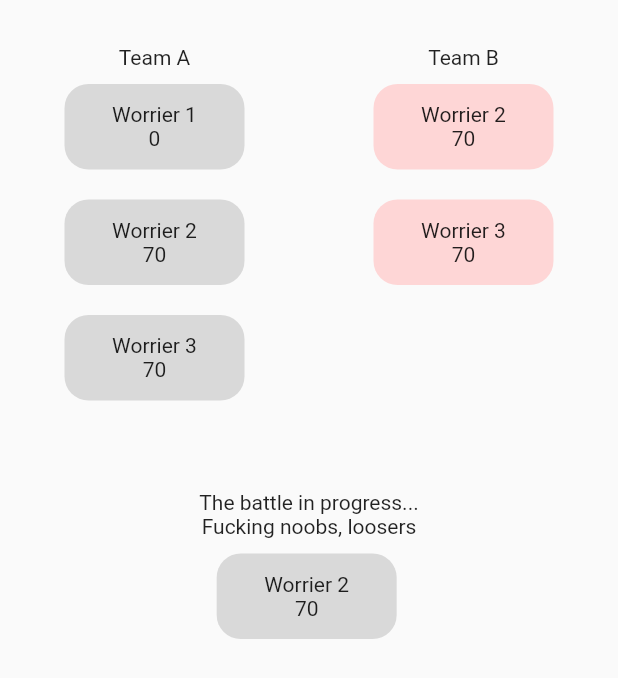
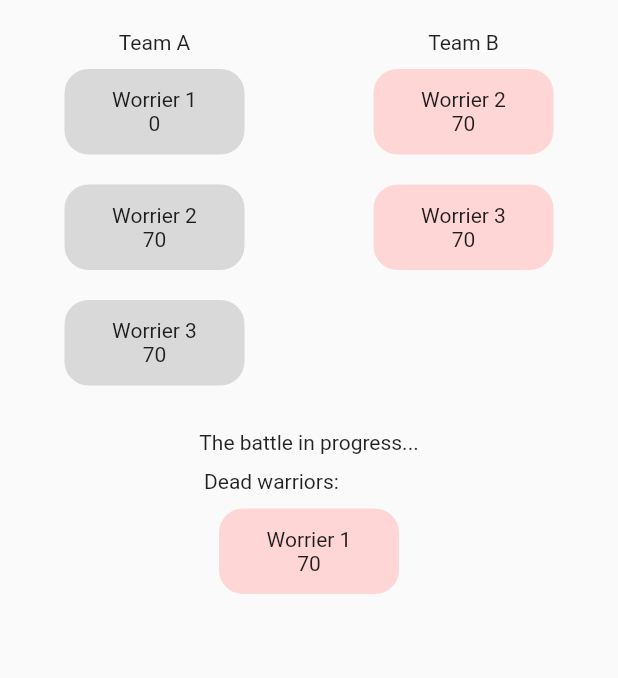
Before and after one commit to Oskaroff/everything_in_one, a Flutter app: the FirstPage screen opened directly, after a tap on "Fight", on a phone screen of 412 x 824 dp. Shown: the top 678 px of the screen. Run offline on Flutter 3.47's test engine with Material 2 defaults, Android fonts, the light colour scheme and no system bars.

Commit message:
added colors to each warrior. Added the last widget with the button "Play again"

```diff
--- a/lib/model/warrior_game_state.dart
+++ b/lib/model/warrior_game_state.dart
@@ -5,12 +5,12 @@ class WarriorGameState {
   bool isGameFinished = false;
   List<Warrior> teamA = [];
   List<Warrior> teamB = [];
-  // List<Warrior> listOfWinner = [];
+  List<Warrior> listOfWinner = [];
   List<Warrior> listOfLoser = [];
 
   WarriorGameState() {
-    teamA = _generateTeam();
-    teamB = _generateTeam();
+    teamA = _generateTeam("Team A");
+    teamB = _generateTeam("Team B");
   }
 
   void nextRound() {
@@ -19,28 +19,32 @@ class WarriorGameState {
         var winnerHealth = teamA.first.health - teamB.first.health;
         var winnerName = teamA.first.name;
 
+        final loserName = teamB.first.name;
+        final loserHealth = teamB.first.health;
+
         teamB.removeAt(0);
         teamA.removeAt(0);
-        teamA.insert(0, Warrior(winnerHealth, winnerName));
+        teamA.insert(0, Warrior(winnerHealth, winnerName, "Team A"));
 
-        // listOfWinner.clear();
-        // listOfWinner.add(Warrior(winnerHealth, winnerName));
-        final loserName = teamB.first.name;
-        final loserHealth = teamB.first.health;
-        listOfLoser.add(Warrior(loserHealth, loserName));
+        listOfWinner.clear();
+        listOfWinner.add(Warrior(winnerHealth, winnerName, "Team A"));
+
+        listOfLoser.add(Warrior(loserHealth, loserName, "Team B"));
       } else {
         var winnerHealth = teamB.first.health - teamA.first.health;
         var winnerName = teamB.first.name;
 
+        final loserName = teamA.first.name;
+        final loserHealth = teamA.first.health;
+
         teamA.removeAt(0);
         teamB.removeAt(0);
-        teamB.insert(0, Warrior(winnerHealth, winnerName));
+        teamB.insert(0, Warrior(winnerHealth, winnerName, "Team B"));
 
-        // listOfWinner.clear();
-        // listOfWinner.add(Warrior(winnerHealth, winnerName));
-        final loserName = teamA.first.name;
-        final loserHealth = teamA.first.health;
-        listOfLoser.add(Warrior(loserHealth, loserName));
+        listOfWinner.clear();
+        listOfWinner.add(Warrior(winnerHealth, winnerName, "Team B"));
+
+        listOfLoser.add(Warrior(loserHealth, loserName, "Team A"));
       }
     } else {
       isGameFinished = true;
@@ -51,11 +55,12 @@ class WarriorGameState {
 class Warrior {
   final int health;
   final String name;
+  final String team;
 
-  Warrior(this.health, this.name);
+  Warrior(this.health, this.name, this.team);
 }
 
-List<Warrior> _generateTeam() {
+List<Warrior> _generateTeam(String teamName) {
   List<Warrior> team = [];
   final randomTeam = Random().nextInt(2) + 3;
 
@@ -63,7 +68,7 @@ List<Warrior> _generateTeam() {
     final randomHealth = Random().nextInt(50) + 50;
     int countTeam = i + 1;
     var worrier = "Worrier $countTeam";
-    team.add(Warrior(randomHealth, worrier));
+    team.add(Warrior(randomHealth, worrier, teamName));
   }
 
   return team;
--- a/lib/pages/first_page.dart
+++ b/lib/pages/first_page.dart
@@ -1,4 +1,5 @@
 import 'package:everything_in_one/model/warrior_game_state.dart';
+import 'package:everything_in_one/pages/third_page.dart';
 import 'package:everything_in_one/widget/team_warrior.dart';
 import 'package:flutter/material.dart';
 
@@ -38,6 +39,7 @@ class _FirstPageState extends State<FirstPage> {
               teamA: state.teamA,
               teamB: state.teamB,
               listOfLoser: state.listOfLoser,
+              listOfWinner: state.listOfWinner,
               isGameFinished: state.isGameFinished,
             )
           : _WarriorGameInitWidget(onPressed: onPressed),
@@ -93,6 +95,7 @@ class PreparingWarriorsBattleWidget extends StatelessWidget {
   final List<Warrior> teamA;
   final List<Warrior> teamB;
   final List<Warrior> listOfLoser;
+  final List<Warrior> listOfWinner;
   final bool isGameFinished;
 
   const PreparingWarriorsBattleWidget({
@@ -100,6 +103,7 @@ class PreparingWarriorsBattleWidget extends StatelessWidget {
     required this.teamA,
     required this.teamB,
     required this.listOfLoser,
+    required this.listOfWinner,
     required this.isGameFinished,
   });
 
@@ -107,9 +111,17 @@ class PreparingWarriorsBattleWidget extends StatelessWidget {
   Widget build(BuildContext context) {
     return Scaffold(
       body: SafeArea(
+        child: SizedBox(
+          width: double.infinity,
+          child: SingleChildScrollView(
             child: Column(
               children: [
-            SizedBox(height: 30),
+                const SizedBox(height: 20),
+                if (isGameFinished)
+                  WinnerWidget(
+                    listOfWinner: listOfWinner,
+                  )
+                else
                   Row(
                     mainAxisAlignment: MainAxisAlignment.spaceAround,
                     crossAxisAlignment: CrossAxisAlignment.start,
@@ -139,21 +151,23 @@ class PreparingWarriorsBattleWidget extends StatelessWidget {
                     ],
                   ),
                 const SizedBox(
-              height: 50,
+                  height: 20,
                 ),
-            if (isGameFinished)
-              TextButton(onPressed: () {}, child: Text("Restart"))
-            else
-              const Text("The battle in progress..."),
+                if (!isGameFinished) const Text("The battle in progress..."),
+                const SizedBox(
+                  height: 10,
+                ),
                 if (listOfLoser.isNotEmpty)
                   Column(
                     crossAxisAlignment: CrossAxisAlignment.start,
                     children: [
-                  const Text("Fucking noobs, loosers"),
+                      const Text("Dead warriors:"),
                       ...listOfLoser.map(
                         (e) => TeamWarriorWidget(
                           warrior: e,
-                      colorTeam: const Color.fromRGBO(217, 217, 217, 1),
+                          colorTeam: e.team == "Team A"
+                              ? const Color.fromRGBO(217, 217, 217, 1)
+                              : const Color.fromRGBO(254, 214, 214, 1),
                         ),
                       ),
                     ],
@@ -161,6 +175,61 @@ class PreparingWarriorsBattleWidget extends StatelessWidget {
               ],
             ),
           ),
+        ),
+      ),
     );
   }
 }
+
+class WinnerWidget extends StatelessWidget {
+  final List<Warrior> listOfWinner;
+  const WinnerWidget({
+    super.key,
+    required this.listOfWinner,
+  });
+
+  @override
+  Widget build(BuildContext context) {
+    void navigateToPreparingBattle() {
+      final navigator = Navigator.of(context);
+      navigator.pushReplacement(
+          MaterialPageRoute(builder: (_) => const FirstPage()));
+    }
+
+    return Column(
+      children: [
+        Column(
+          children: [
+            Text(
+                "The winner is ${listOfWinner[0].name} from ${listOfWinner[0].team}"),
+            TeamWarriorWidget(
+              warrior: listOfWinner[0],
+              colorTeam: listOfWinner[0].team == "Team A"
+                  ? const Color.fromRGBO(217, 217, 217, 1)
+                  : const Color.fromRGBO(254, 214, 214, 1),
+            ),
+          ],
+        ),
+        const SizedBox(
+          height: 20,
+        ),
+        TextButton(
+          style: ButtonStyle(
+            minimumSize: MaterialStateProperty.all(const Size(300, 20)),
+            padding: MaterialStateProperty.all(const EdgeInsets.all(20.0)),
+            foregroundColor: MaterialStateProperty.all(Colors.black),
+            shape: MaterialStateProperty.all(
+              RoundedRectangleBorder(
+                  borderRadius: BorderRadius.circular(10),
+                  side: const BorderSide(
+                    color: Colors.black,
+                  )),
+            ),
+          ),
+          onPressed: navigateToPreparingBattle,
+          child: const Text("Play again?"),
+        ),
+      ],
+    );
+  }
+}
```
Also changed, not shown: lib/warriors_game/winner_loser_widget.dart (+5 -6 lines). Lines whose indentation alone changed are shown as unchanged.
